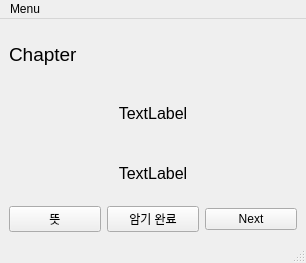
zinzin68/WRP, file wrp_word.ui: the form before one commit.
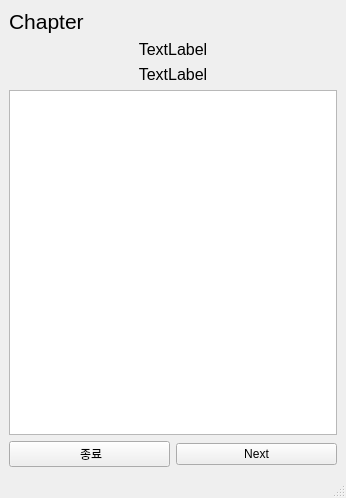
The form after the commit.

Commit message: word level

```diff
--- a/wrp_word.ui
+++ b/wrp_word.ui
@@ -6,8 +6,8 @@
    <rect>
     <x>0</x>
     <y>0</y>
-    <width>306</width>
-    <height>263</height>
+    <width>346</width>
+    <height>498</height>
    </rect>
   </property>
   <property name="windowTitle">
@@ -15,46 +15,45 @@
   </property>
   <widget class="QWidget" name="centralwidget">
    <layout class="QGridLayout" name="gridLayout">
-    <item row="2" column="0">
+    <item row="3" column="0">
      <widget class="QLabel" name="means">
       <property name="styleSheet">
        <string notr="true">font: 700 12pt &quot;한컴 말랑말랑 Bold&quot;;</string>
       </property>
       <property name="text">
-       <string>&lt;html&gt;&lt;head/&gt;&lt;body&gt;&lt;p align=&quot;center&quot;&gt;&lt;span style=&quot; font-size:12pt;&quot;&gt;TextLabel&lt;/span&gt;&lt;/p&gt;&lt;/body&gt;&lt;/html&gt;</string>
+       <string>&lt;html&gt;&lt;head/&gt;&lt;body&gt;&lt;p style = &quot;text-align : center&quot;&gt;&lt;span style=&quot; font-size:12pt;&quot;&gt;TextLabel&lt;/span&gt;&lt;/p&gt;&lt;/body&gt;&lt;/html&gt;</string>
       </property>
      </widget>
     </item>
-    <item row="0" column="0">
-     <widget class="QLabel" name="chaptername">
-      <property name="text">
-       <string>&lt;html&gt;&lt;head/&gt;&lt;body&gt;&lt;p&gt;&lt;span style=&quot; font-size:14pt;&quot;&gt;Chapter&lt;/span&gt;&lt;/p&gt;&lt;/body&gt;&lt;/html&gt;</string>
-      </property>
-     </widget>
-    </item>
-    <item row="1" column="0">
+    <item row="2" column="0">
      <widget class="QLabel" name="word">
       <property name="styleSheet">
        <string notr="true">font: 700 12pt &quot;한컴 말랑말랑 Bold&quot;;</string>
       </property>
       <property name="text">
-       <string>&lt;html&gt;&lt;head/&gt;&lt;body&gt;&lt;p align=&quot;center&quot;&gt;&lt;span style=&quot; font-size:12pt;&quot;&gt;TextLabel&lt;/span&gt;&lt;/p&gt;&lt;/body&gt;&lt;/html&gt;</string>
+       <string>&lt;html&gt;&lt;head/&gt;&lt;body&gt;&lt;p style = &quot;text-align : center&quot;&gt;&lt;span style=&quot; font-size:12pt;&quot;&gt;TextLabel&lt;/span&gt;&lt;/p&gt;&lt;/body&gt;&lt;/html&gt;</string>
       </property>
      </widget>
     </item>
-    <item row="3" column="0">
+    <item row="1" column="0">
+     <widget class="QLabel" name="chaptername">
+      <property name="maximumSize">
+       <size>
+        <width>16777215</width>
+        <height>35</height>
+       </size>
+      </property>
+      <property name="text">
+       <string>&lt;html&gt;&lt;head/&gt;&lt;body&gt;&lt;p&gt;&lt;span style=&quot; font-size:16pt;&quot;&gt;Chapter&lt;/span&gt;&lt;/p&gt;&lt;/body&gt;&lt;/html&gt;</string>
+      </property>
+     </widget>
+    </item>
+    <item row="5" column="0">
      <layout class="QHBoxLayout" name="horizontalLayout">
       <item>
        <widget class="QPushButton" name="meanButton">
         <property name="text">
-         <string>뜻</string>
-        </property>
-       </widget>
-      </item>
-      <item>
-       <widget class="QPushButton" name="successButton">
-        <property name="text">
-         <string>암기 완료</string>
+         <string> 종료</string>
         </property>
        </widget>
       </item>
@@ -67,27 +66,12 @@
       </item>
      </layout>
     </item>
+    <item row="4" column="0">
+     <widget class="QTextBrowser" name="worrd"/>
+    </item>
    </layout>
   </widget>
   <widget class="QStatusBar" name="statusbar"/>
-  <widget class="QMenuBar" name="menuBar">
-   <property name="geometry">
-    <rect>
-     <x>0</x>
-     <y>0</y>
-     <width>306</width>
-     <height>22</height>
-    </rect>
-   </property>
-   <widget class="QMenu" name="menuMenu">
-    <property name="title">
-     <string>Menu</string>
-    </property>
-    <addaction name="actionExit"/>
-    <addaction name="actionOthers"/>
-   </widget>
-   <addaction name="menuMenu"/>
-  </widget>
   <action name="actiondfdf_2">
    <property name="text">
     <string>dfdf</string>
```
Left out of the diff: 5 changed lines with no effect on the pictures. The commit also changes 5 other files.
